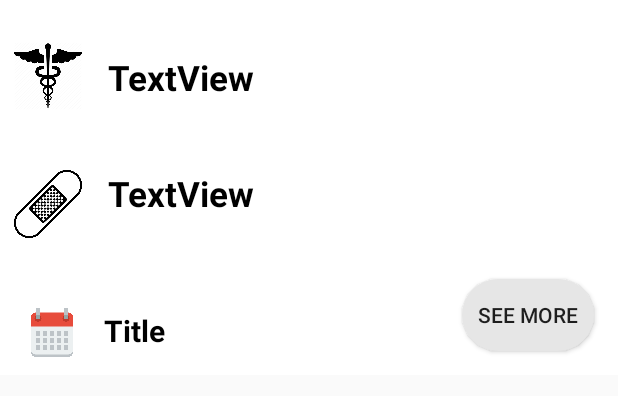
After one commit to katasanirohith/MediCareIT1, an Android app: the layout cards.xml on its own in the app's theme, with its tools: preview values and no code run, on a phone screen of 412 x 824 dp. The commit adds this screen. Shown: the top 396 px of the screen. Run offline under Robolectric (Android 15) with nearby library versions, the phone set to English and light mode, and no system bars; network calls fail.

Commit message:
added cards

```diff
--- a/app/build.gradle
+++ b/app/build.gradle
@@ -35,4 +35,6 @@ dependencies {
     implementation fileTree(include: ['*.jar'], dir: 'libs')
     implementation 'com.google.android.gms:play-services:11.0.1'
     implementation 'com.android.support:mediarouter-v7:28.0.0'
+    implementation 'com.android.support.constraint:constraint-layout:1.0.2'
+
 }
--- /dev/null
+++ b/app/src/main/res/drawable/black_gradient.xml
@@ -0,0 +1,6 @@
+<?xml version="1.0" encoding="utf-8"?>
+<shape xmlns:android="http://schemas.android.com/apk/res/android">
+    <gradient android:angle="90" android:startColor="#fff"
+        android:endColor="#fff"/>
+
+</shape>
--- /dev/null
+++ b/app/src/main/res/drawable/btn_follow_style.xml
@@ -0,0 +1,6 @@
+<?xml version="1.0" encoding="utf-8"?>
+<shape xmlns:android="http://schemas.android.com/apk/res/android">
+    <solid android:color="#e6e6e6"/>
+    <corners android:radius="30dp"/>
+
+</shape>
--- /dev/null
+++ b/app/src/main/res/drawable/greay_background.xml
@@ -0,0 +1,6 @@
+<?xml version="1.0" encoding="utf-8"?>
+<shape xmlns:android="http://schemas.android.com/apk/res/android">
+    <gradient android:angle="90" android:startColor="#e6e6e6"
+        android:endColor="#fff"/>
+
+</shape>
--- a/app/src/main/res/layout/activity_patient_details.xml
+++ b/app/src/main/res/layout/activity_patient_details.xml
@@ -1,4 +1,4 @@
-
+<?xml version="1.0" encoding="utf-8"?>
 <ScrollView xmlns:android="http://schemas.android.com/apk/res/android"
     xmlns:app="http://schemas.android.com/apk/res-auto"
     xmlns:tools="http://schemas.android.com/tools"
--- /dev/null
+++ b/app/src/main/res/layout/cards.xml
@@ -0,0 +1,113 @@
+<?xml version="1.0" encoding="utf-8"?>
+<android.support.constraint.ConstraintLayout xmlns:android="http://schemas.android.com/apk/res/android"
+    xmlns:app="http://schemas.android.com/apk/res-auto"
+    xmlns:tools="http://schemas.android.com/tools"
+    android:layout_width="match_parent"
+    android:layout_height="250dp">
+
+    <ImageView
+        android:id="@+id/card_background"
+        android:layout_width="match_parent"
+        android:layout_height="match_parent"
+        app:layout_constraintBottom_toBottomOf="parent"
+        app:layout_constraintEnd_toEndOf="parent"
+        app:layout_constraintStart_toStartOf="parent"
+        app:layout_constraintTop_toTopOf="parent"
+        app:srcCompat="@drawable/greay_background" />
+
+    <Button
+        android:id="@+id/btn_follow"
+        android:layout_width="wrap_content"
+        android:layout_height="wrap_content"
+        android:layout_marginEnd="16dp"
+        android:layout_marginRight="16dp"
+        android:layout_marginBottom="16dp"
+        android:background="@drawable/btn_follow_style"
+        android:text="See More"
+        app:layout_constraintBottom_toBottomOf="parent"
+        app:layout_constraintEnd_toEndOf="parent" />
+
+    <ImageView
+        android:id="@+id/imageView6"
+        android:layout_width="match_parent"
+        android:layout_height="match_parent"
+        app:layout_constraintBottom_toBottomOf="parent"
+        app:layout_constraintStart_toStartOf="parent"
+        app:srcCompat="@drawable/black_gradient" />
+
+    <ImageView
+        android:id="@+id/imageView2"
+        android:layout_width="37dp"
+        android:layout_height="43dp"
+        android:layout_marginStart="16dp"
+        android:layout_marginLeft="16dp"
+        android:layout_marginBottom="6dp"
+        app:layout_constraintBottom_toBottomOf="parent"
+        app:layout_constraintStart_toStartOf="parent"
+        app:srcCompat="@drawable/calender" />
+
+    <TextView
+        android:id="@+id/card_title"
+        android:layout_width="wrap_content"
+        android:layout_height="wrap_content"
+        android:layout_marginStart="16dp"
+        android:layout_marginLeft="16dp"
+        android:layout_marginBottom="16dp"
+        android:text="Title"
+        android:textColor="#000"
+        android:textSize="20dp"
+        android:textStyle="bold"
+        app:layout_constraintBottom_toBottomOf="parent"
+        app:layout_constraintStart_toEndOf="@+id/imageView2" />
+
+    <ImageView
+        android:id="@+id/imageView12"
+        android:layout_width="56dp"
+        android:layout_height="45dp"
+        android:layout_marginStart="4dp"
+        android:layout_marginLeft="4dp"
+        android:layout_marginTop="28dp"
+        app:layout_constraintStart_toStartOf="parent"
+        app:layout_constraintTop_toTopOf="parent"
+        app:srcCompat="@drawable/symbol" />
+
+    <TextView
+        android:id="@+id/doctor_name"
+        android:layout_width="217dp"
+        android:layout_height="29dp"
+        android:layout_marginStart="12dp"
+        android:layout_marginLeft="12dp"
+        android:layout_marginTop="36dp"
+        android:text="TextView"
+        android:textColor="#000"
+        android:textSize="23sp"
+        android:textStyle="bold"
+        app:layout_constraintStart_toEndOf="@+id/imageView12"
+        app:layout_constraintTop_toTopOf="parent" />
+
+    <TextView
+        android:id="@+id/doctor_name2"
+        android:layout_width="217dp"
+        android:layout_height="29dp"
+        android:layout_marginStart="12dp"
+        android:layout_marginLeft="12dp"
+        android:layout_marginTop="48dp"
+        android:text="TextView"
+        android:textColor="#000"
+        android:textSize="23sp"
+        android:textStyle="bold"
+        app:layout_constraintStart_toEndOf="@+id/imageView13"
+        app:layout_constraintTop_toBottomOf="@+id/doctor_name" />
+
+    <ImageView
+        android:id="@+id/imageView13"
+        android:layout_width="56dp"
+        android:layout_height="45dp"
+        android:layout_marginStart="4dp"
+        android:layout_marginLeft="4dp"
+        android:layout_marginTop="40dp"
+        app:layout_constraintStart_toStartOf="parent"
+        app:layout_constraintTop_toBottomOf="@+id/imageView12"
+        app:srcCompat="@drawable/band" />
+
+</android.support.constraint.ConstraintLayout>
```
Also changed, not shown: app/src/main/java/com/example/medicare/MainActivity.java (+32 -0 lines), app/src/main/java/com/example/medicare/dummy/Adapter.java (added, +61 -0 lines), app/src/main/java/com/example/medicare/dummy/item.java (added, +46 -0 lines), app/src/main/res/layout/card_all.xml (added, +17 -0 lines), app/src/main/res/drawable/band.png (added), app/src/main/res/drawable/calender.png (added), app/src/main/res/drawable/needle.jpg (added), app/src/main/res/drawable/neeedle.png (added), app/src/main/res/drawable/plus_hospital.png (added), app/src/main/res/drawable/symbol.png (added).
